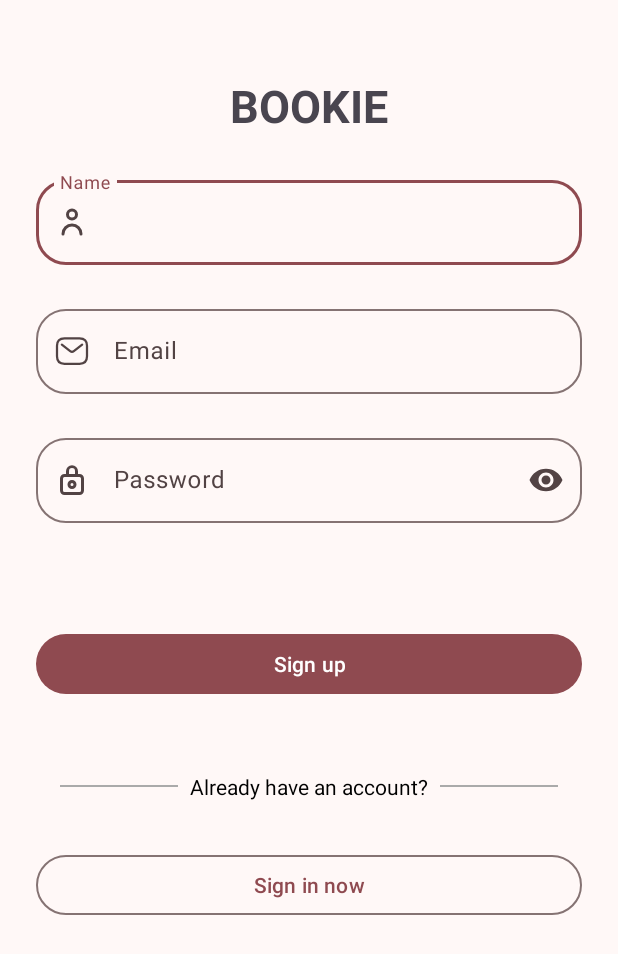
After one commit to Rodinamomen/Bookie, an Android app: the layout fragment_sign_up.xml on its own in the app's theme, with its tools: preview values and no code run, on a phone screen of 412 x 824 dp. The commit adds this screen. Shown: the top 954 px of the screen. Run offline under Robolectric (Android 15) with nearby library versions, the phone set to English and light mode, and no system bars; network calls fail.

Commit message:
Creating the sign up ui.

```diff
--- /dev/null
+++ b/app/src/main/res/drawable/email.xml
@@ -0,0 +1,7 @@
+<vector xmlns:android="http://schemas.android.com/apk/res/android" android:height="24dp" android:viewportHeight="24" android:viewportWidth="24" android:width="24dp">
+
+    <path android:fillColor="#00000000" android:pathData="M17,20.5H7C4,20.5 2,19 2,15.5V8.5C2,5 4,3.5 7,3.5H17C20,3.5 22,5 22,8.5V15.5C22,19 20,20.5 17,20.5Z" android:strokeColor="#000000" android:strokeLineCap="round" android:strokeLineJoin="round" android:strokeWidth="1.5"/>
+
+    <path android:fillColor="#00000000" android:pathData="M18.77,7.769L13.223,12.055C12.502,12.612 11.497,12.612 10.777,12.055L5.23,7.769" android:strokeColor="#000000" android:strokeLineCap="round" android:strokeWidth="1.5"/>
+
+</vector>
--- /dev/null
+++ b/app/src/main/res/drawable/lock_outline.xml
@@ -0,0 +1,9 @@
+<vector xmlns:android="http://schemas.android.com/apk/res/android" android:height="24dp" android:viewportHeight="24" android:viewportWidth="24" android:width="24dp">
+
+    <path android:fillAlpha="0" android:fillColor="#000000" android:pathData="M0,0h24v24h-24z" android:strokeAlpha="0"/>
+
+    <path android:fillColor="#000000" android:pathData="M17,8h-1L16,6.11a4,4 0,1 0,-8 0L8,8L7,8a3,3 0,0 0,-3 3v8a3,3 0,0 0,3 3h10a3,3 0,0 0,3 -3v-8a3,3 0,0 0,-3 -3zM10,6.11A2.06,2.06 0,0 1,12 4a2.06,2.06 0,0 1,2 2.11L14,8h-4zM18,19a1,1 0,0 1,-1 1L7,20a1,1 0,0 1,-1 -1v-8a1,1 0,0 1,1 -1h10a1,1 0,0 1,1 1z"/>
+
+    <path android:fillColor="#000000" android:pathData="M12,12a3,3 0,1 0,3 3,3 3,0 0,0 -3,-3zM12,16a1,1 0,1 1,1 -1,1 1,0 0,1 -1,1z"/>
+
+</vector>
--- /dev/null
+++ b/app/src/main/res/drawable/person_outline.xml
@@ -0,0 +1,9 @@
+<vector xmlns:android="http://schemas.android.com/apk/res/android" android:height="24dp" android:viewportHeight="24" android:viewportWidth="24" android:width="24dp">
+
+    <path android:fillAlpha="0" android:fillColor="#000000" android:pathData="M0,0h24v24h-24z" android:strokeAlpha="0"/>
+
+    <path android:fillColor="#000000" android:pathData="M12,11a4,4 0,1 0,-4 -4,4 4,0 0,0 4,4zM12,5a2,2 0,1 1,-2 2,2 2,0 0,1 2,-2z"/>
+
+    <path android:fillColor="#000000" android:pathData="M12,13a7,7 0,0 0,-7 7,1 1,0 0,0 2,0 5,5 0,0 1,10 0,1 1,0 0,0 2,0 7,7 0,0 0,-7 -7z"/>
+
+</vector>
--- a/app/src/main/res/layout/activity_main.xml
+++ b/app/src/main/res/layout/activity_main.xml
@@ -7,14 +7,16 @@
     tools:context=".MainActivity">
 
     <androidx.fragment.app.FragmentContainerView
-        android:id="@+id/fragmentContainerView"
+        android:id="@+id/app_fragments_Container"
         android:name="androidx.navigation.fragment.NavHostFragment"
         android:layout_width="0dp"
         android:layout_height="0dp"
-        app:defaultNavHost="true"
         app:layout_constraintBottom_toBottomOf="parent"
         app:layout_constraintEnd_toEndOf="parent"
         app:layout_constraintStart_toStartOf="parent"
         app:layout_constraintTop_toTopOf="parent"
-        app:navGraph="@navigation/app_navigation" />
+        app:defaultNavHost="true"
+        app:navGraph="@navigation/app_navigation"/>
+
+
 </androidx.constraintlayout.widget.ConstraintLayout>
--- /dev/null
+++ b/app/src/main/res/layout/fragment_sign_up.xml
@@ -0,0 +1,165 @@
+<?xml version="1.0" encoding="utf-8"?>
+<androidx.constraintlayout.widget.ConstraintLayout xmlns:android="http://schemas.android.com/apk/res/android"
+    xmlns:app="http://schemas.android.com/apk/res-auto"
+    xmlns:tools="http://schemas.android.com/tools"
+    android:layout_width="match_parent"
+    android:layout_height="match_parent"
+    tools:context=".auth.signup.view.SignUpFragment">
+
+
+    <TextView
+        android:id="@+id/textView"
+        android:layout_width="wrap_content"
+        android:layout_height="wrap_content"
+        android:layout_marginTop="50dp"
+        android:text="Bookie"
+        style="@style/text_title"
+        app:layout_constraintEnd_toEndOf="parent"
+        app:layout_constraintStart_toStartOf="parent"
+        app:layout_constraintTop_toTopOf="parent" />
+
+    <com.google.android.material.textfield.TextInputLayout
+        android:id="@+id/txt_et_name"
+        style="@style/ThemeOverlay.Material3.AutoCompleteTextView.FilledBox"
+        app:boxCornerRadiusBottomEnd="20dp"
+        app:boxCornerRadiusTopEnd="20dp"
+        app:boxCornerRadiusBottomStart="20dp"
+        app:boxCornerRadiusTopStart="20dp"
+        android:hint="Name"
+        app:startIconDrawable="@drawable/person_outline"
+        app:endIconMode="clear_text"
+        android:layout_width="match_parent"
+        android:layout_height="wrap_content"
+        android:layout_marginStart="24dp"
+        android:layout_marginTop="24dp"
+        android:layout_marginEnd="24dp"
+        app:layout_constraintEnd_toEndOf="parent"
+        app:layout_constraintStart_toStartOf="parent"
+        app:layout_constraintTop_toBottomOf="@+id/textView">
+
+        <com.google.android.material.textfield.TextInputEditText
+            android:layout_width="match_parent"
+            android:layout_height="wrap_content"
+            android:imeOptions="actionNext"
+            />
+    </com.google.android.material.textfield.TextInputLayout>
+
+    <com.google.android.material.textfield.TextInputLayout
+        android:id="@+id/txt_et_email"
+        style="@style/ThemeOverlay.Material3.AutoCompleteTextView.FilledBox"
+        app:boxCornerRadiusBottomEnd="20dp"
+        app:boxCornerRadiusTopEnd="20dp"
+        app:boxCornerRadiusBottomStart="20dp"
+        app:boxCornerRadiusTopStart="20dp"
+        android:hint="Email"
+        app:startIconDrawable="@drawable/email"
+        app:endIconMode="clear_text"
+        android:layout_width="0dp"
+        android:layout_height="wrap_content"
+        android:layout_marginTop="24dp"
+        app:layout_constraintEnd_toEndOf="@+id/txt_et_name"
+        app:layout_constraintStart_toStartOf="@+id/txt_et_name"
+        app:layout_constraintTop_toBottomOf="@+id/txt_et_name">
+
+        <com.google.android.material.textfield.TextInputEditText
+            android:layout_width="match_parent"
+            android:layout_height="wrap_content"
+            android:imeOptions="actionNext"
+            android:inputType="textEmailAddress"
+             />
+    </com.google.android.material.textfield.TextInputLayout>
+
+    <com.google.android.material.textfield.TextInputLayout
+        android:id="@+id/txt_et_password"
+        style="@style/ThemeOverlay.Material3.AutoCompleteTextView.FilledBox"
+        app:boxCornerRadiusBottomEnd="20dp"
+        app:boxCornerRadiusTopEnd="20dp"
+        app:boxCornerRadiusBottomStart="20dp"
+        app:boxCornerRadiusTopStart="20dp"
+        android:hint="Password"
+        app:startIconDrawable="@drawable/lock_outline"
+        app:endIconMode="password_toggle"
+        android:layout_width="0dp"
+        android:layout_height="wrap_content"
+        android:layout_marginTop="24dp"
+        app:layout_constraintEnd_toEndOf="@+id/txt_et_name"
+        app:layout_constraintStart_toStartOf="@+id/txt_et_name"
+        app:layout_constraintTop_toBottomOf="@+id/txt_et_email">
+
+        <com.google.android.material.textfield.TextInputEditText
+            android:layout_width="match_parent"
+            android:layout_height="wrap_content"
+            android:inputType="textPassword"
+            android:imeOptions="actionDone"
+             />
+    </com.google.android.material.textfield.TextInputLayout>
+
+    <TextView
+        android:id="@+id/tv_error_message"
+        style="@style/text_error_message"
+        android:layout_width="wrap_content"
+        android:layout_height="wrap_content"
+        android:layout_marginTop="24dp"
+        android:text="An error happen while signing you up, try again later."
+        android:visibility="gone"
+        app:layout_constraintEnd_toEndOf="@+id/txt_et_name"
+        app:layout_constraintStart_toStartOf="@+id/txt_et_name"
+        app:layout_constraintTop_toBottomOf="@+id/txt_et_password" />
+
+
+    <Button
+        android:id="@+id/btn_signup"
+        android:layout_width="0dp"
+        android:layout_height="wrap_content"
+        android:layout_marginTop="70dp"
+        android:text="Sign up"
+        app:layout_constraintEnd_toEndOf="@+id/txt_et_name"
+        app:layout_constraintStart_toStartOf="@+id/txt_et_name"
+        app:layout_constraintTop_toBottomOf="@+id/txt_et_password" />
+
+
+    <LinearLayout
+        android:id="@+id/linearLayout"
+        android:layout_width="0dp"
+        android:layout_height="wrap_content"
+        android:layout_marginTop="32dp"
+        android:gravity="center"
+        android:orientation="horizontal"
+        android:padding="16dp"
+        app:layout_constraintEnd_toEndOf="@+id/txt_et_name"
+        app:layout_constraintStart_toStartOf="@+id/txt_et_name"
+        app:layout_constraintTop_toBottomOf="@+id/btn_signup">
+
+        <View
+            android:layout_width="0dp"
+            android:layout_height="1dp"
+            android:layout_weight="1"
+            android:background="@android:color/darker_gray" />
+
+        <TextView
+            android:layout_width="wrap_content"
+            android:layout_height="wrap_content"
+            android:paddingStart="8dp"
+            android:paddingEnd="8dp"
+            android:text="Already have an account?"
+            android:textColor="@android:color/black" />
+
+        <View
+            android:layout_width="0dp"
+            android:layout_height="1dp"
+            android:layout_weight="1"
+            android:background="@android:color/darker_gray" />
+    </LinearLayout>
+
+    <Button
+        android:id="@+id/btn_go_to_sign_in"
+        style="?attr/materialButtonOutlinedStyle"
+        android:layout_width="0dp"
+        android:layout_height="wrap_content"
+        android:layout_marginTop="16dp"
+        android:text="Sign in now"
+        app:layout_constraintEnd_toEndOf="@+id/txt_et_name"
+        app:layout_constraintStart_toStartOf="@+id/txt_et_name"
+        app:layout_constraintTop_toBottomOf="@+id/linearLayout" />
+
+</androidx.constraintlayout.widget.ConstraintLayout>
--- /dev/null
+++ b/app/src/main/res/layout/loading_dialog.xml
@@ -0,0 +1,53 @@
+<?xml version="1.0" encoding="utf-8"?>
+<androidx.constraintlayout.widget.ConstraintLayout xmlns:android="http://schemas.android.com/apk/res/android"
+    xmlns:tools="http://schemas.android.com/tools"
+    android:layout_width="match_parent"
+    android:layout_height="match_parent"
+    xmlns:app="http://schemas.android.com/apk/res-auto">
+    <androidx.cardview.widget.CardView
+        android:layout_width="200dp"
+        android:layout_height="200dp"
+        app:cardBackgroundColor="@color/md_theme_surfaceBright"
+        app:cardCornerRadius="20dp"
+        app:layout_constraintBottom_toBottomOf="parent"
+        app:layout_constraintEnd_toEndOf="parent"
+        app:layout_constraintHorizontal_bias="0.5"
+        app:layout_constraintStart_toStartOf="parent"
+        app:layout_constraintTop_toTopOf="parent"
+        app:layout_constraintVertical_bias="0.5">
+
+        <androidx.constraintlayout.widget.ConstraintLayout
+            android:layout_width="match_parent"
+            android:layout_height="match_parent"
+            android:background="@color/md_theme_surfaceBright"
+            android:elevation="20dp">
+
+            <TextView
+                android:id="@+id/tv_loading"
+                android:layout_width="wrap_content"
+                android:layout_height="wrap_content"
+                android:layout_marginTop="10dp"
+                android:text="Loading..."
+                android:textStyle="bold"
+                android:textAlignment="center"
+                app:layout_constraintEnd_toEndOf="parent"
+                app:layout_constraintStart_toStartOf="parent"
+                app:layout_constraintTop_toBottomOf="@+id/progressBar" />
+
+            <ProgressBar
+                android:id="@+id/progressBar"
+                style="?android:attr/progressBarStyle"
+                android:layout_width="wrap_content"
+                android:layout_height="wrap_content"
+                android:layout_marginBottom="10dp"
+                android:backgroundTint="@color/md_theme_primary_highContrast"
+                android:indeterminateTint="@color/md_theme_primary_highContrast"
+                android:progressTint="@android:color/white"
+                app:layout_constraintBottom_toBottomOf="parent"
+                app:layout_constraintEnd_toEndOf="parent"
+                app:layout_constraintStart_toStartOf="parent"
+                app:layout_constraintTop_toTopOf="parent" />
+        </androidx.constraintlayout.widget.ConstraintLayout>
+    </androidx.cardview.widget.CardView>
+
+</androidx.constraintlayout.widget.ConstraintLayout>
--- a/app/src/main/res/navigation/app_navigation.xml
+++ b/app/src/main/res/navigation/app_navigation.xml
@@ -3,5 +3,10 @@
     xmlns:app="http://schemas.android.com/apk/res-auto"
     xmlns:tools="http://schemas.android.com/tools"
     android:id="@+id/app_navigation"
-    >
+    app:startDestination="@id/signUpFragment">
+    <fragment
+        android:id="@+id/signUpFragment"
+        android:name="com.example.bookie.auth.signup.view.SignUpFragment"
+        android:label="fragment_sign_up"
+        tools:layout="@layout/fragment_sign_up" />
 </navigation>
--- a/app/src/main/res/values/themes.xml
+++ b/app/src/main/res/values/themes.xml
@@ -47,4 +47,14 @@
         <item name="colorSurfaceContainerHigh">@color/md_theme_surfaceContainerHigh</item>
         <item name="colorSurfaceContainerHighest">@color/md_theme_surfaceContainerHighest</item>
     </style>
+
+    <style name="text_title" parent="">
+        <item name="android:textSize">30sp</item>
+        <item name="textAllCaps">true</item>
+        <item name="android:textStyle">bold</item>
+    </style>
+
+    <style name="text_error_message" parent="">
+        <item name="android:textColor">@color/md_theme_error_mediumContrast</item>
+    </style>
 </resources>
```
